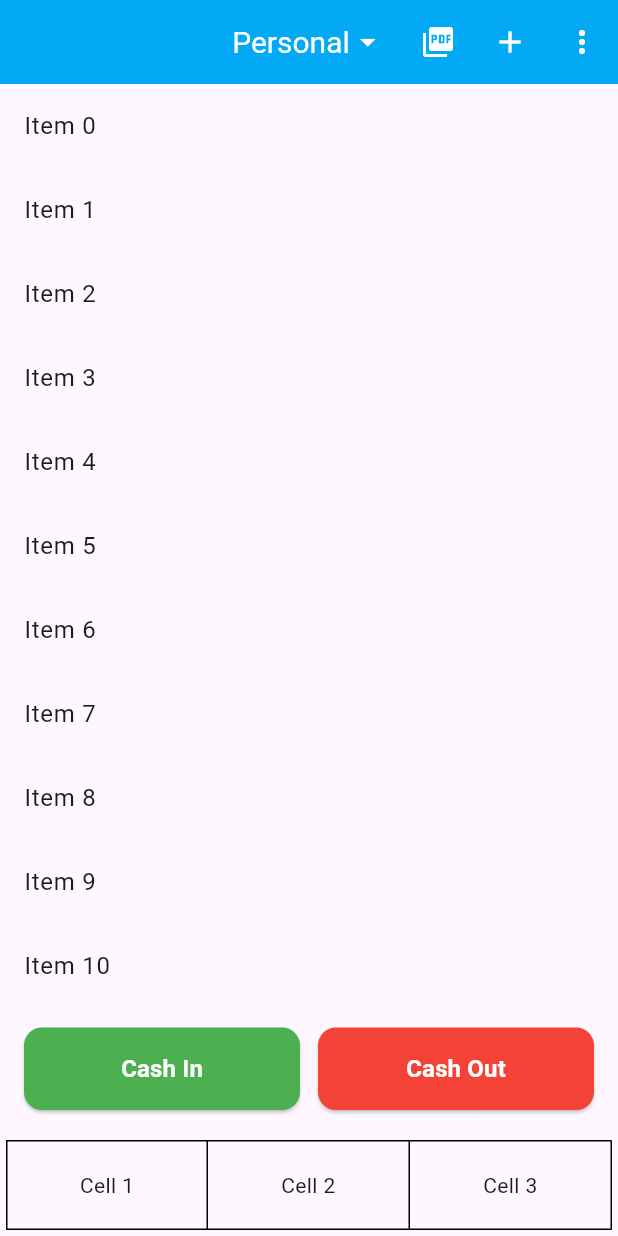
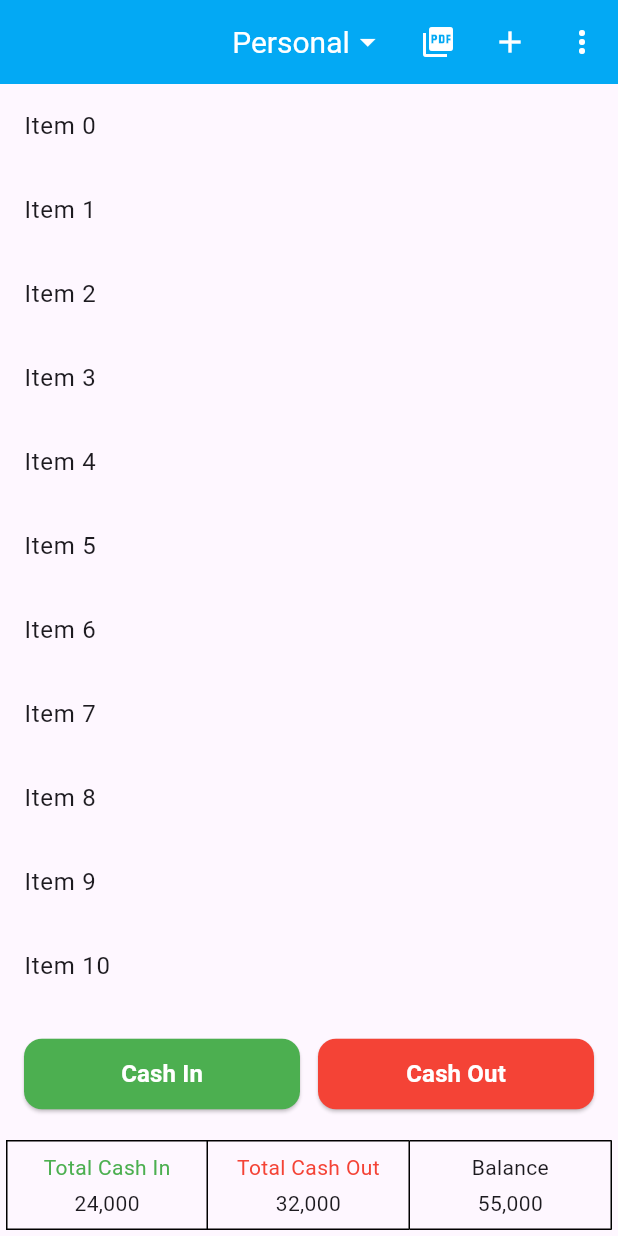
Before and after one commit to muhin08t/flutter_cash_book, a Flutter app: the screen it shows after launch, on a phone screen of 412 x 824 dp. Run offline on Flutter 3.47's test engine with Material 3 defaults, Android fonts, the phone set to English and light mode, and no system bars.

Commit message:
update ui

```diff
--- a/lib/screen/home_screen.dart
+++ b/lib/screen/home_screen.dart
@@ -165,7 +165,7 @@ class _HomeScreenState extends State<HomeScreen> {
                   child: ElevatedButton(
                     style: ElevatedButton.styleFrom(
                       backgroundColor: Colors.green,
-                      padding: const EdgeInsets.symmetric(vertical: 16),
+                      padding: const EdgeInsets.symmetric(vertical: 12),
                       shape: RoundedRectangleBorder(
                         borderRadius: BorderRadius.circular(12),
                       ),
@@ -188,7 +188,7 @@ class _HomeScreenState extends State<HomeScreen> {
                   child: ElevatedButton(
                     style: ElevatedButton.styleFrom(
                       backgroundColor: Colors.red,
-                      padding: const EdgeInsets.symmetric(vertical: 16),
+                      padding: const EdgeInsets.symmetric(vertical: 12),
                       shape: RoundedRectangleBorder(
                         borderRadius: BorderRadius.circular(12),
                       ),
@@ -221,7 +221,15 @@ class _HomeScreenState extends State<HomeScreen> {
                   decoration: BoxDecoration(
                     border: Border.all(color: Colors.black, width: 1),
                   ),
-                  child: const Center(child: Text("Cell 1")),
+                  child: Column(
+                    mainAxisAlignment: MainAxisAlignment.center, // centers vertically
+                    crossAxisAlignment: CrossAxisAlignment.center, // centers horizontally
+                    children: const [
+                      Text("Total Cash In", style: TextStyle(color: Colors.green)),
+                      SizedBox(height: 4), // small spacing
+                      Text("24,000"), // your new text
+                    ],
+                  ),
                 ),
               ),
               Expanded(
@@ -234,7 +242,15 @@ class _HomeScreenState extends State<HomeScreen> {
                       right: BorderSide(color: Colors.black, width: 1),
                     ),
                   ),
-                  child: const Center(child: Text("Cell 2")),
+                  child: Column(
+                    mainAxisAlignment: MainAxisAlignment.center, // centers vertically
+                    crossAxisAlignment: CrossAxisAlignment.center, // centers horizontally
+                    children: const [
+                      Text("Total Cash Out", style: TextStyle(color: Colors.red)),
+                      SizedBox(height: 4), // small spacing
+                      Text("32,000"), // your new text
+                    ],
+                  ),
                 ),
               ),
               Expanded(
@@ -247,7 +263,15 @@ class _HomeScreenState extends State<HomeScreen> {
                       right: BorderSide(color: Colors.black, width: 1),
                     ),
                   ),
-                  child: const Center(child: Text("Cell 3")),
+                  child: Column(
+                    mainAxisAlignment: MainAxisAlignment.center, // centers vertically
+                    crossAxisAlignment: CrossAxisAlignment.center, // centers horizontally
+                    children: const [
+                      Text("Balance"),
+                      SizedBox(height: 4), // small spacing
+                      Text("55,000"), // your new text
+                    ],
+                  ),
                 ),
               ),
             ],
```
Also changed, not shown: 5 other files.
